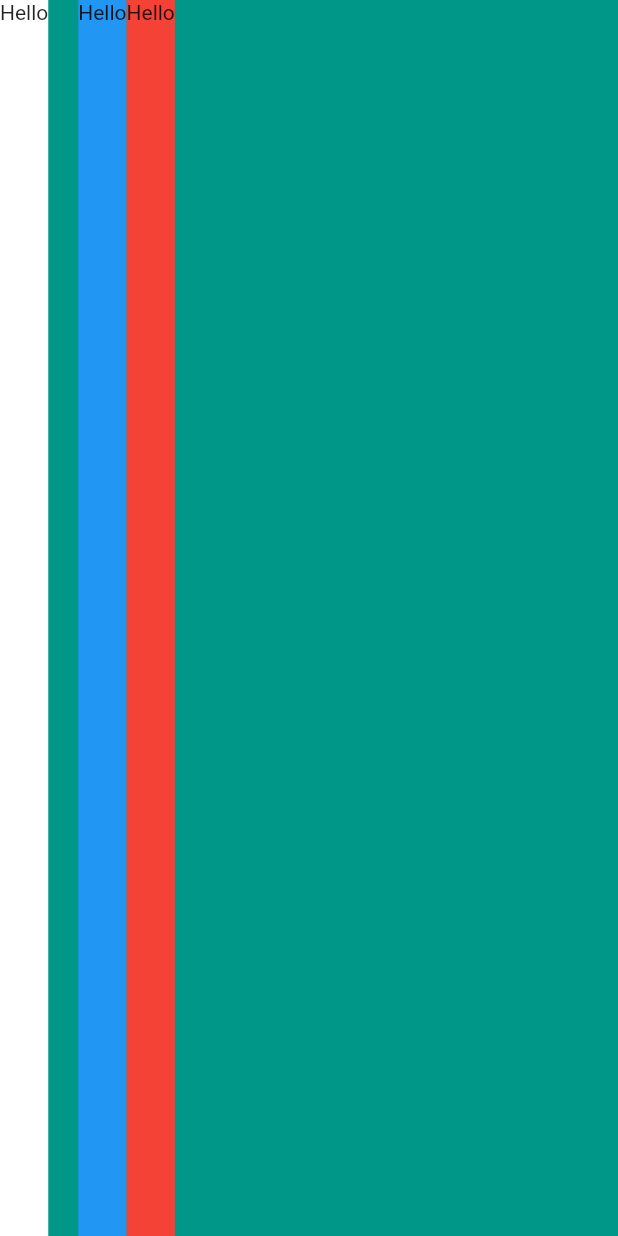
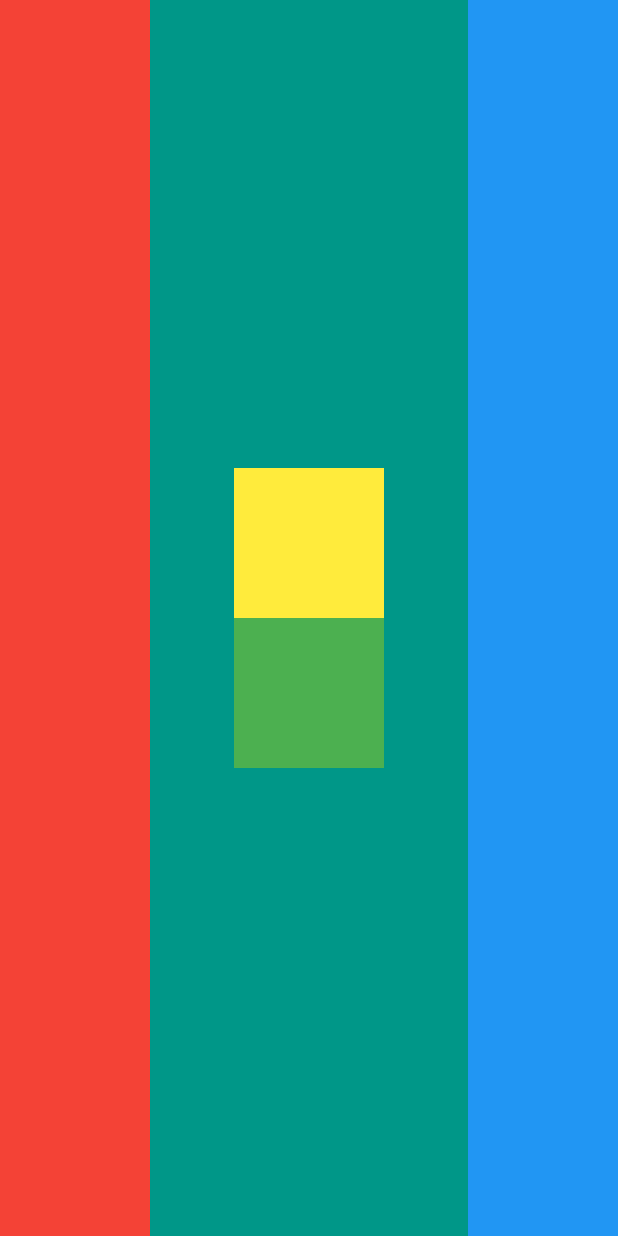
Before and after one commit to robence/mi_card_flutter, a Flutter app: the screen it shows after launch, on a phone screen of 412 x 824 dp. Run offline on Flutter 3.47's test engine with Material 2 defaults, Android fonts, the phone set to English and light mode, and no system bars.

Commit message:
code challenge layout

```diff
--- a/lib/main.dart
+++ b/lib/main.dart
@@ -16,22 +16,31 @@ class MyApp extends StatelessWidget {
         backgroundColor: Colors.teal,
         body: SafeArea(
           child: Row(
+            mainAxisAlignment: MainAxisAlignment.spaceBetween,
             crossAxisAlignment: CrossAxisAlignment.stretch,
             children: [
               Container(
-                color: Colors.white,
-                child: const Text('Hello'),
+                color: Colors.red,
+                width: 100.0,
               ),
-              const SizedBox(
-                width: 20.0,
+              Column(
+                mainAxisAlignment: MainAxisAlignment.center,
+                children: [
+                  Container(
+                    width: 100.0,
+                    height: 100.0,
+                    color: Colors.yellow,
+                  ),
+                  Container(
+                    width: 100.0,
+                    height: 100.0,
+                    color: Colors.green,
+                  ),
+                ],
               ),
               Container(
+                width: 100.0,
                 color: Colors.blue,
-                child: const Text('Hello'),
-              ),
-              Container(
-                color: Colors.red,
-                child: const Text('Hello'),
               ),
             ],
           ),
```
